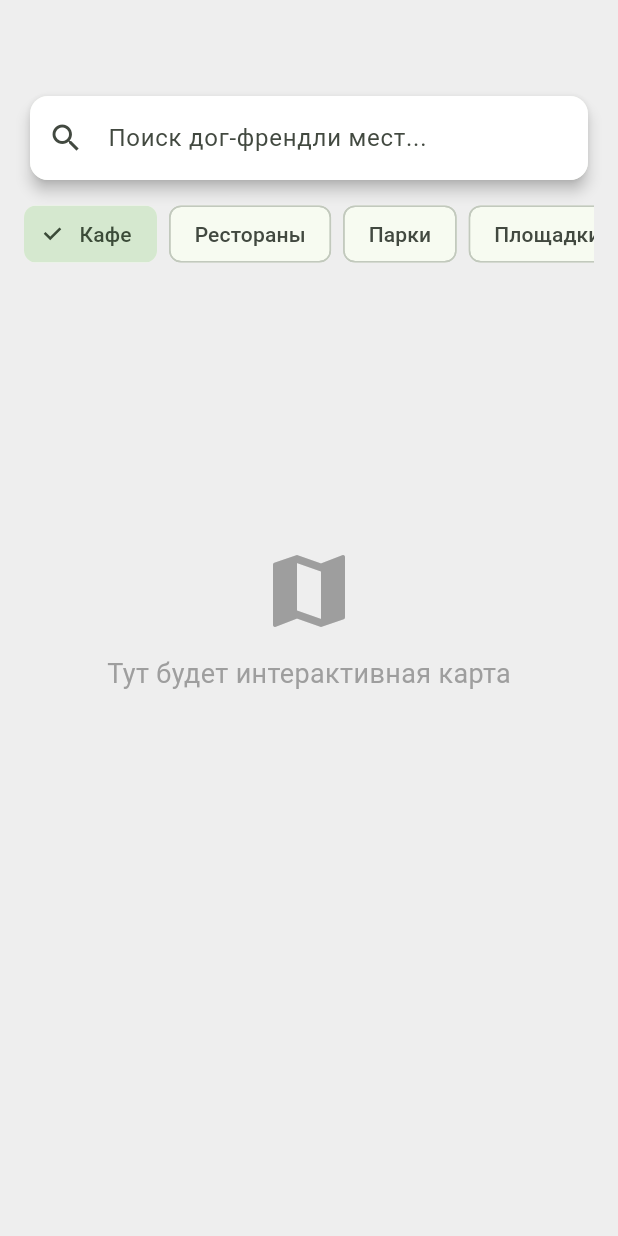
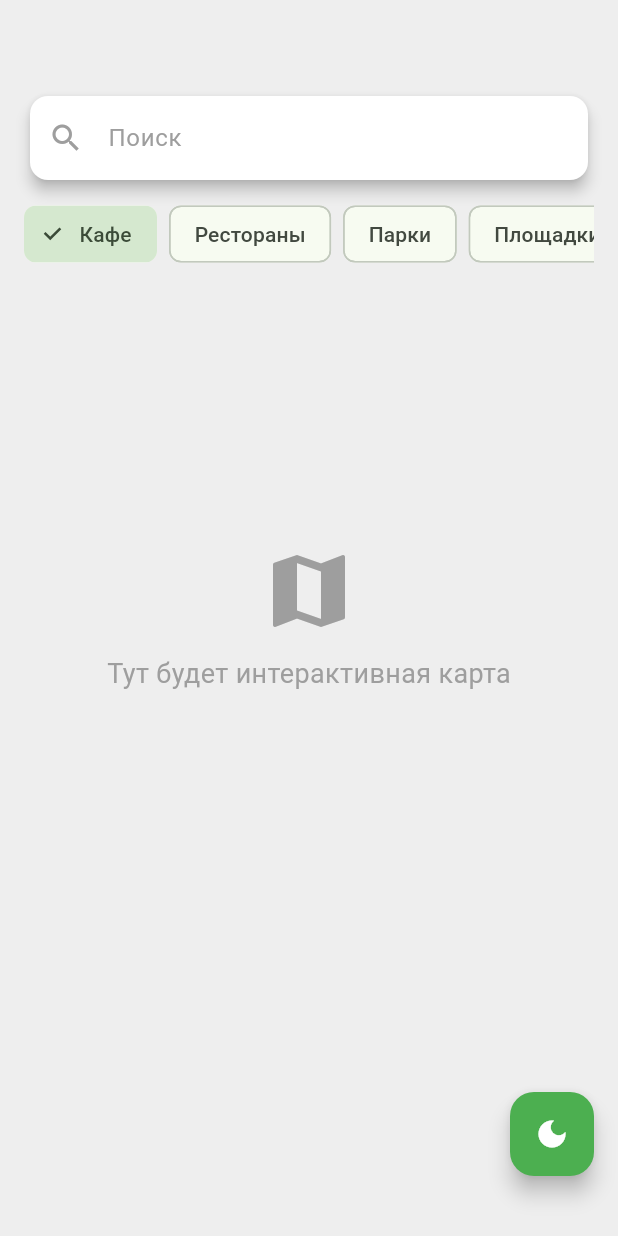
Before and after one commit to AlegZabivnoy/pet_friendly_map, a Flutter app: the screen it shows after launch, on a phone screen of 412 x 824 dp. Run offline on Flutter 3.47's test engine with Material 3 defaults, Android fonts, the phone set to English and light mode, and no system bars.

Commit message:
feat: add theme modes

```diff
--- a/lib/main.dart
+++ b/lib/main.dart
@@ -4,54 +4,101 @@ void main() {
   runApp(const MyApp());
 }
 
-class MyApp extends StatelessWidget {
+// === БЛОК 1: СВЯЗКА ИЗ ДВУХ КЛАССОВ ДЛЯ MYAPP ===
+
+class MyApp extends StatefulWidget {
   const MyApp({super.key});
 
+  @override
+  State<MyApp> createState() => _MyAppState();
+} // <-- ТУТ МЫ ЗАКРЫЛИ ПЕРВЫЙ КЛАСС!
+
+// Теперь второй класс стоит РЯДОМ, а не внутри
+class _MyAppState extends State<MyApp> {
+  ThemeMode _themeMode = ThemeMode.light;
+
+  void _toggleTheme() {
+    setState(() {
+      _themeMode = _themeMode == ThemeMode.light ? ThemeMode.dark : ThemeMode.light;
+    });
+  }
+
+  // Метод build переехал СЮДА — внутрь класса состояния
   @override
   Widget build(BuildContext context) {
     return MaterialApp(
       title: 'Dog-Friendly Map',
-      debugShowCheckedModeBanner: false, // Убираем тестовую плашку с угла
+      debugShowCheckedModeBanner: false,
       theme: ThemeData(
         colorScheme: ColorScheme.fromSeed(seedColor: Colors.green),
         useMaterial3: true,
       ),
-      home: const MainMapScreen(),
+      darkTheme: ThemeData(
+        colorScheme: ColorScheme.fromSeed(seedColor: Colors.green, brightness: Brightness.dark),
+        useMaterial3: true,
+      ),
+      themeMode: _themeMode, // <-- ИСПРАВЛЕНО: заменили ";" на запятую
+
+      // ИСПРАВЛЕНО: убрали "const", так как данные динамические
+      home: MainMapScreen(
+        currentThemeMode: _themeMode,
+        onThemeToggle: _toggleTheme,
+      ),
     );
   }
 }
 
+
+// === БЛОК 2: СВЯЗКА ДЛЯ ЭКРАНА КАРТЫ (ПРИНИМАЕТ НАСТРОЙКИ) ===
+
 class MainMapScreen extends StatefulWidget {
-  const MainMapScreen({super.key});
+  // ИСПРАВЛЕНО: Научили класс принимать переменные сверху (наши "пропсы")
+  final ThemeMode currentThemeMode;
+  final VoidCallback onThemeToggle;
+
+  const MainMapScreen({
+    super.key,
+    required this.currentThemeMode,
+    required this.onThemeToggle,
+  });
 
   @override
   State<MainMapScreen> createState() => _MainMapScreenState();
 }
 
 class _MainMapScreenState extends State<MainMapScreen> {
-  // Список категорий для фильтрации (добавили рестораны!)
   final List<String> _categories = ['Кафе', 'Рестораны', 'Парки', 'Площадки'];
   String _selectedCategory = 'Кафе';
 
   @override
   Widget build(BuildContext context) {
+    // Создаем удобную булеву переменную для проверки темы
+    final isDark = widget.currentThemeMode == ThemeMode.dark;
+
     return Scaffold(
-      // Используем Stack, чтобы слои ложились друг на друга (карта внизу, UI вверху)
       body: Stack(
         children: [
 
-          // СЛОЙ 1: Заглушка под будущую карту
+          // СЛОЙ 1: Заглушка под будущую карту (теперь меняет цвет!)
           Container(
-            color: Colors.grey[200],
-            child: const Center(
+            // Если тема темная — красим в темно-серый, если светлая — в светло-серый
+            color: isDark ? Colors.grey[900] : Colors.grey[200],
+            child: Center(
               child: Column(
                 mainAxisAlignment: MainAxisAlignment.center,
                 children: [
-                  Icon(Icons.map, size: 64, color: Colors.grey),
-                  SizedBox(height: 10),
+                  Icon(
+                    Icons.map,
+                    size: 64,
+                    color: isDark ? Colors.grey[600] : Colors.grey,
+                  ),
+                  const SizedBox(height: 10),
                   Text(
                     'Тут будет интерактивная карта',
-                    style: TextStyle(color: Colors.grey, fontSize: 18),
+                    style: TextStyle(
+                      color: isDark ? Colors.grey[400] : Colors.grey,
+                      fontSize: 18,
+                    ),
                   ),
                 ],
               ),
@@ -60,7 +107,7 @@ class _MainMapScreenState extends State<MainMapScreen> {
 
           // СЛОЙ 2: Верхняя панель управления (Поиск и Фильтры)
           Positioned(
-            top: 60, // Сдвигаем вниз, чтобы не заезжать на шторку уведомлений (Safe Area)
+            top: 60,
             left: 16,
             right: 16,
             child: Column(
@@ -68,16 +115,20 @@ class _MainMapScreenState extends State<MainMapScreen> {
                 // Строка поиска
                 Card(
                   elevation: 4,
+                  // Меняем цвет карточки поиска под тему
+                  color: isDark ? Colors.grey[850] : Colors.white,
                   child: TextField(
+                    style: TextStyle(color: isDark ? Colors.white : Colors.black),
                     decoration: InputDecoration(
-                      hintText: 'Поиск дог-френдли мест...',
-                      prefixIcon: const Icon(Icons.search),
+                      hintText: 'Поиск',
+                      hintStyle: TextStyle(color: isDark ? Colors.grey[400] : Colors.grey),
+                      prefixIcon: Icon(Icons.search, color: isDark ? Colors.grey[400] : Colors.grey),
                       border: OutlineInputBorder(
                         borderRadius: BorderRadius.circular(12),
                         borderSide: BorderSide.none,
                       ),
                       filled: true,
-                      fillColor: Colors.white,
+                      fillColor: Colors.transparent,
                     ),
                   ),
                 ),
@@ -112,6 +163,22 @@ class _MainMapScreenState extends State<MainMapScreen> {
             ),
           ),
 
+          // СЛОЙ 3: Кнопка-переключатель темы
+          Positioned(
+            bottom: 40,
+            right: 16,
+            child: FloatingActionButton(
+              backgroundColor: isDark ? Colors.green[700] : Colors.green,
+              onPressed: () {
+                widget.onThemeToggle();
+              },
+              child: Icon(
+                isDark ? Icons.light_mode : Icons.dark_mode,
+                color: Colors.white,
+              ),
+            ),
+          ),
+
         ],
       ),
     );
```
